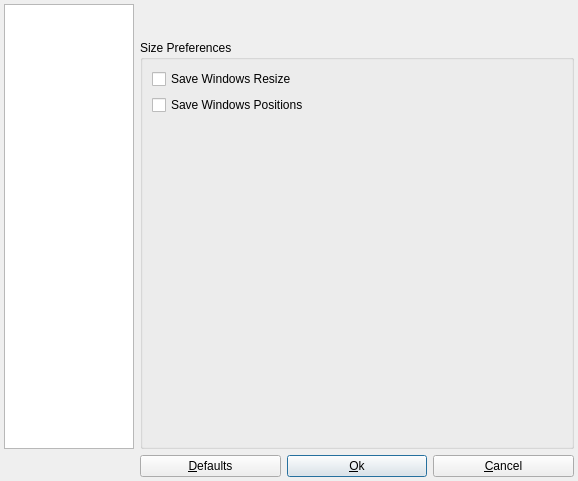
First picture: the form in src/app/ui/preferencesdialog.ui, repository nmapsi4/nmapsi4, before the edit.
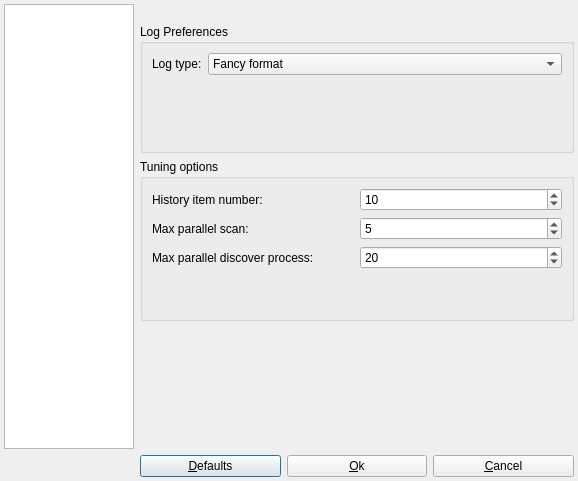
Second picture: the form after the edit. The open tabs and pages were chosen to show the change. Icons and pictures are not drawn.

The edit to the form file:
```diff
--- a/src/app/ui/preferencesdialog.ui
+++ b/src/app/ui/preferencesdialog.ui
@@ -45,17 +45,6 @@
    <property name="margin">
     <number>4</number>
    </property>
-   <item row="3" column="2">
-    <widget class="QPushButton" name="buttonSave">
-     <property name="text">
-      <string>&amp;Ok</string>
-     </property>
-     <property name="icon">
-      <iconset resource="../../../mainwin.qrc">
-       <normaloff>:/images/images/dialog-ok-apply.png</normaloff>:/images/images/dialog-ok-apply.png</iconset>
-     </property>
-    </widget>
-   </item>
    <item row="0" column="1" colspan="3">
     <widget class="QLabel" name="labelTitle">
      <property name="layoutDirection">
@@ -66,18 +55,7 @@
      </property>
     </widget>
    </item>
-   <item row="3" column="3">
-    <widget class="QPushButton" name="ButtonQuit">
-     <property name="text">
-      <string>&amp;Cancel</string>
-     </property>
-     <property name="icon">
-      <iconset resource="../../../mainwin.qrc">
-       <normaloff>:/images/images/button_cancel.png</normaloff>:/images/images/button_cancel.png</iconset>
-     </property>
-    </widget>
-   </item>
-   <item row="3" column="1">
+   <item row="2" column="1">
     <widget class="QPushButton" name="buttonDefault">
      <property name="text">
       <string>&amp;Defaults</string>
@@ -88,7 +66,7 @@
      </property>
     </widget>
    </item>
-   <item row="0" column="0" rowspan="3">
+   <item row="0" column="0" rowspan="2">
     <widget class="QListWidget" name="listViewOptions">
      <property name="sizePolicy">
       <sizepolicy hsizetype="Fixed" vsizetype="Expanding">
@@ -143,23 +121,29 @@
      </property>
     </widget>
    </item>
-   <item row="1" column="1">
-    <spacer name="verticalSpacer_4">
-     <property name="orientation">
-      <enum>Qt::Vertical</enum>
+   <item row="2" column="2">
+    <widget class="QPushButton" name="buttonSave">
+     <property name="text">
+      <string>&amp;Ok</string>
      </property>
-     <property name="sizeType">
-      <enum>QSizePolicy::Fixed</enum>
+     <property name="icon">
+      <iconset resource="../../../mainwin.qrc">
+       <normaloff>:/images/images/dialog-ok-apply.png</normaloff>:/images/images/dialog-ok-apply.png</iconset>
      </property>
-     <property name="sizeHint" stdset="0">
-      <size>
-       <width>20</width>
-       <height>10</height>
-      </size>
+    </widget>
+   </item>
+   <item row="2" column="3">
+    <widget class="QPushButton" name="ButtonQuit">
+     <property name="text">
+      <string>&amp;Cancel</string>
      </property>
-    </spacer>
+     <property name="icon">
+      <iconset resource="../../../mainwin.qrc">
+       <normaloff>:/images/images/button_cancel.png</normaloff>:/images/images/button_cancel.png</iconset>
+     </property>
+    </widget>
    </item>
-   <item row="2" column="1" colspan="3">
+   <item row="1" column="1" colspan="3">
     <widget class="QStackedWidget" name="stackPref">
      <property name="sizePolicy">
       <sizepolicy hsizetype="Expanding" vsizetype="Expanding">
@@ -358,61 +342,6 @@
        </item>
       </layout>
      </widget>
-     <widget class="QWidget" name="page_3">
-      <property name="sizePolicy">
-       <sizepolicy hsizetype="Expanding" vsizetype="Expanding">
-        <horstretch>0</horstretch>
-        <verstretch>0</verstretch>
-       </sizepolicy>
-      </property>
-      <layout class="QGridLayout" name="gridLayout_3">
-       <property name="margin">
-        <number>0</number>
-       </property>
-       <item row="0" column="0">
-        <widget class="QGroupBox" name="groupBox_4">
-         <property name="sizePolicy">
-          <sizepolicy hsizetype="Expanding" vsizetype="Expanding">
-           <horstretch>0</horstretch>
-           <verstretch>0</verstretch>
-          </sizepolicy>
-         </property>
-         <property name="title">
-          <string>Size Preferences</string>
-         </property>
-         <layout class="QVBoxLayout" name="verticalLayout_4">
-          <item>
-           <widget class="QCheckBox" name="checkSize">
-            <property name="text">
-             <string>Save Windows Resize</string>
-            </property>
-           </widget>
-          </item>
-          <item>
-           <widget class="QCheckBox" name="checkWinPos">
-            <property name="text">
-             <string>Save Windows Positions</string>
-            </property>
-           </widget>
-          </item>
-          <item>
-           <spacer name="verticalSpacer_5">
-            <property name="orientation">
-             <enum>Qt::Vertical</enum>
-            </property>
-            <property name="sizeHint" stdset="0">
-             <size>
-              <width>20</width>
-              <height>40</height>
-             </size>
-            </property>
-           </spacer>
-          </item>
-         </layout>
-        </widget>
-       </item>
-      </layout>
-     </widget>
      <widget class="QWidget" name="page_5">
       <property name="sizePolicy">
        <sizepolicy hsizetype="Expanding" vsizetype="Expanding">
```
